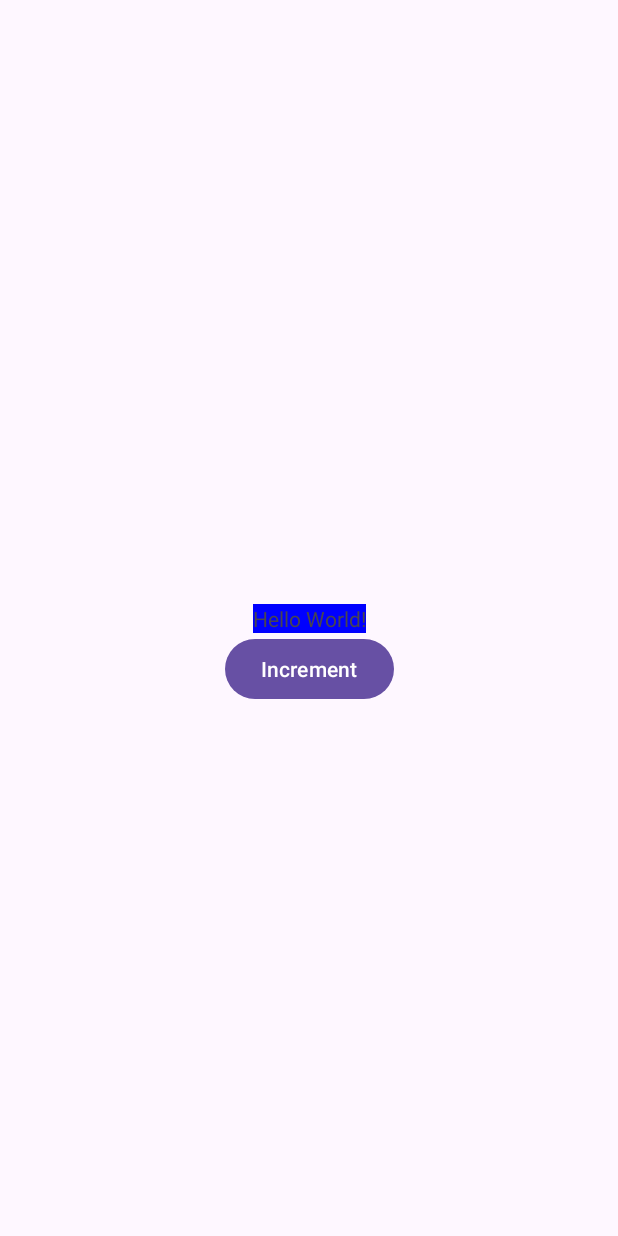
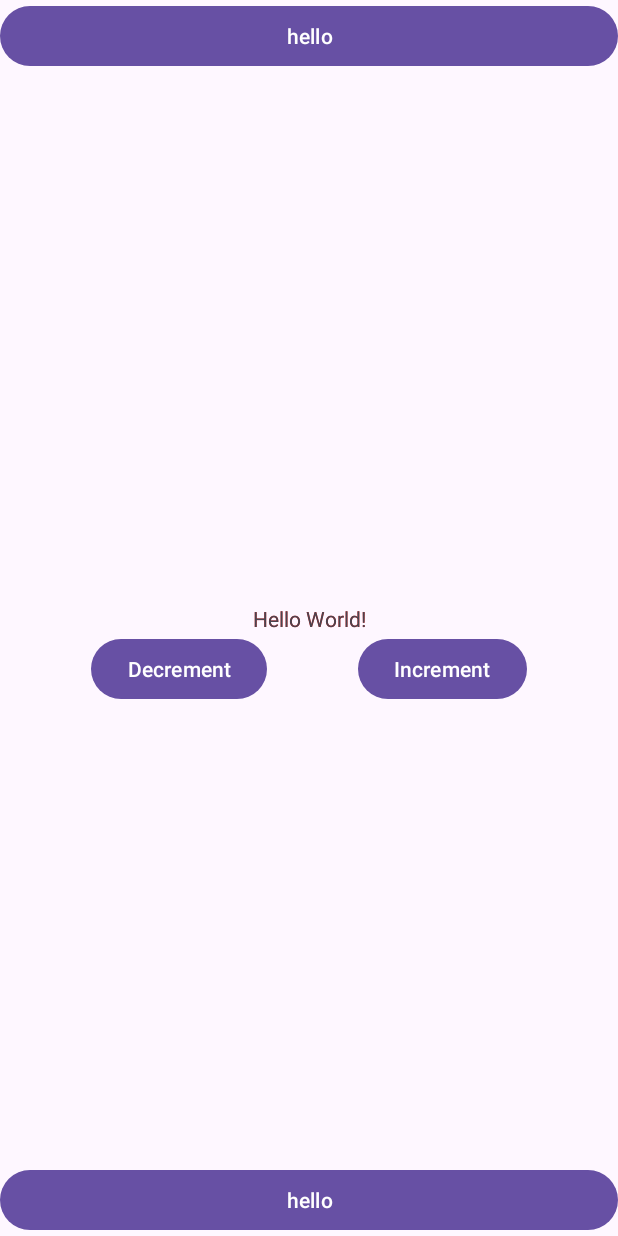
Before and after one commit to adhirajchhoda/tj_mobile, an Android app: the screen it shows after launch (MainActivity), on a phone screen of 412 x 824 dp. Run offline under Robolectric (Android 15) with nearby library versions, the phone set to English and light mode, and no system bars.

Commit message:
finished Lab01

```diff
--- a/app/src/main/java/com/adhiraj/lab01/MainActivity.java
+++ b/app/src/main/java/com/adhiraj/lab01/MainActivity.java
@@ -1,17 +1,34 @@
 package com.adhiraj.lab01;
 
 import android.os.Bundle;
+import android.util.Log;
+import android.view.View;
+import android.widget.Button;
 import android.widget.TextView;
 import androidx.appcompat.app.AppCompatActivity;
 import androidx.core.content.ContextCompat;
 
 public class MainActivity extends AppCompatActivity {
+    Button incrementButton;
+    TextView greetingDisplay;
+    int count = 0;
     @Override
     protected void onCreate(Bundle savedInstanceState) {
         super.onCreate(savedInstanceState);
         setContentView(R.layout.activity_main);
+        incrementButton = findViewById(R.id.increment_button);
+        greetingDisplay = findViewById(R.id.greeting_textview);
+        incrementButton.setOnClickListener(v -> {
+            System.out.println("incrementing" + ++count);
+            Log.i("testing: incrementing", String.valueOf(++count));
+            greetingDisplay.setText(String.valueOf(count));
+        });
+
 
         TextView textView = findViewById(R.id.textView);
         textView.setTextColor(ContextCompat.getColor(this, R.color.nonchalant_red));
     }
+    public void decrement(View view) {
+        Log.i("testing: decrementing", String.valueOf(--count));
+    }
 }
--- a/app/src/main/res/layout/activity_main.xml
+++ b/app/src/main/res/layout/activity_main.xml
@@ -5,36 +5,49 @@
     android:id="@+id/main"
     android:layout_width="match_parent"
     android:layout_height="match_parent"
-    tools:context=".MainActivity">
+    tools:context=".MainActivity"
+    tools:ignore="ExtraText">
 
     <TextView
         android:id="@+id/textView"
         android:text="Hello World!"
         android:layout_width="wrap_content"
         android:layout_height="wrap_content"
-        android:background="@color/blue"
         app:layout_constraintBottom_toBottomOf="parent"
         app:layout_constraintLeft_toLeftOf="parent"
         app:layout_constraintRight_toRightOf="parent"
         app:layout_constraintTop_toTopOf="parent"/>
+    <!--        android:background="@color/blue"-->
     <TextView
         android:id="@+id/greeting_textview"
         android:text="Hello World!"
         android:layout_width="wrap_content"
         android:layout_height="wrap_content"
-        android:background="@color/blue"
         app:layout_constraintBottom_toBottomOf="parent"
         app:layout_constraintLeft_toLeftOf="parent"
         app:layout_constraintRight_toRightOf="parent"
         app:layout_constraintTop_toTopOf="parent"/>
+        <!--android:background="@color/blue"-->
     <Button
         android:id="@+id/increment_button"
         android:layout_width="wrap_content"
         android:layout_height="wrap_content"
         app:layout_constraintTop_toBottomOf="@+id/greeting_textview"
-        app:layout_constraintLeft_toLeftOf="parent"
+        app:layout_constraintLeft_toRightOf="@id/decrement_button"
         app:layout_constraintRight_toRightOf="parent"
         android:text="@string/increment"
         />
+    <Button
+        android:id="@+id/decrement_button"
+        android:onClick="decrement"
+        android:layout_width="wrap_content"
+        android:layout_height="wrap_content"
+        app:layout_constraintTop_toBottomOf="@+id/greeting_textview"
+        app:layout_constraintLeft_toLeftOf="parent"
+        app:layout_constraintRight_toLeftOf="@id/increment_button"
+        android:text="@string/decrement"
+        />
+    <include layout="@layout/test"/>
+
 
 </androidx.constraintlayout.widget.ConstraintLayout>
--- /dev/null
+++ b/app/src/main/res/layout/test.xml
@@ -0,0 +1,20 @@
+<?xml version="1.0" encoding="utf-8"?>
+<androidx.constraintlayout.widget.ConstraintLayout xmlns:android="http://schemas.android.com/apk/res/android"
+    android:layout_width="match_parent"
+    android:layout_height="match_parent"
+    xmlns:app="http://schemas.android.com/apk/res-auto">
+    <Button
+        android:layout_width="match_parent"
+        android:layout_height="wrap_content"
+        app:layout_constraintTop_toTopOf="parent"
+        app:layout_constraintLeft_toLeftOf="parent"
+        android:text="@string/hello"
+        />
+    <Button
+        android:layout_width="match_parent"
+        android:layout_height="wrap_content"
+        app:layout_constraintBottom_toBottomOf="parent"
+        app:layout_constraintLeft_toLeftOf="parent"
+        android:text="@string/hello"
+        />
+</androidx.constraintlayout.widget.ConstraintLayout>
--- a/app/src/main/res/values/strings.xml
+++ b/app/src/main/res/values/strings.xml
@@ -2,4 +2,6 @@
     <string name="app_name">Lab 01</string>
     <string name="increment">Increment</string>
     <string name="display_text">Display Text</string>
+    <string name="decrement">Decrement</string>
+    <string name="hello">hello</string>
 </resources>
```
